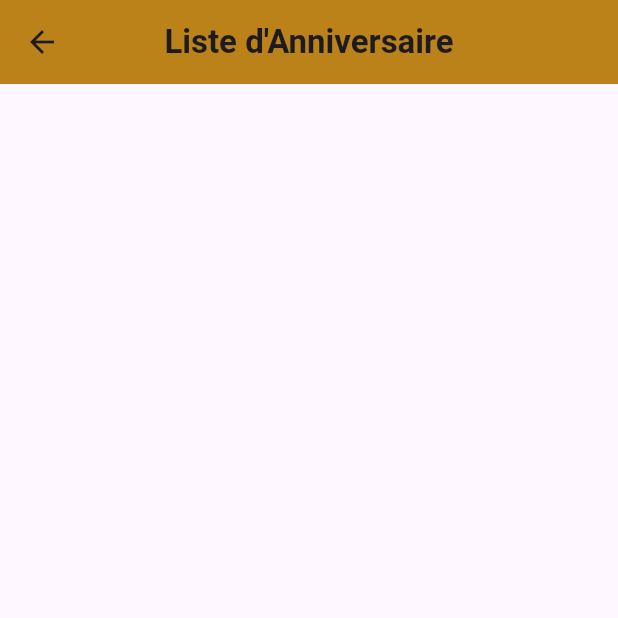
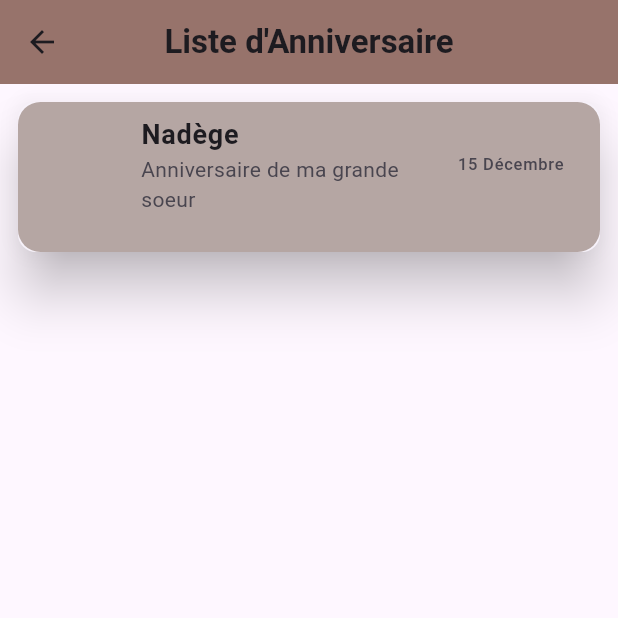
Before and after one commit to Yatandou-Eveline-Traore/Agenda-d-anniversaire, a Flutter app: the Home screen opened directly, on a phone screen of 412 x 824 dp, the top half of it. Run offline on Flutter 3.47's test engine with Material 3 defaults, Android fonts, the phone set to English and light mode, and no system bars.

Commit message:
Amélioration de la page welcome et home

```diff
--- a/lib/home.dart
+++ b/lib/home.dart
@@ -1,4 +1,6 @@
 import 'package:flutter/material.dart';
+import 'package:projet/models/anniversaire.dart';
+import 'package:projet/widgets/anniversaire_widget.dart';
 
 class Home extends StatefulWidget {
   const Home({super.key});
@@ -8,14 +10,24 @@ class Home extends StatefulWidget {
 }
 
 class _HomeState extends State<Home> {
+  List<Anniversaire> datas = [
+    Anniversaire("Nadège", "15 Décembre", "Anniversaire de ma grande soeur")
+  ];
   @override
   Widget build(BuildContext context) {
     return Scaffold(
-      appBar: AppBar(title: Text("Liste d'Anniversaire",
+      appBar: AppBar(
+        title: const Text("Liste d'Anniversaire",
       style: TextStyle(fontWeight: FontWeight.bold),),
       centerTitle: true,
       elevation: 12,
-      backgroundColor: const Color.fromARGB(255, 201, 138, 3),
+      backgroundColor: const Color(0XFF9F7962),
+      ),
+      body: ListView.builder(
+        itemCount: datas.length,
+        itemBuilder: (context, int index) {
+          return AnniversaireWidget(anniversaire: datas[index]);
+        },
       ),
     );
   }
--- /dev/null
+++ b/lib/models/anniversaire.dart
@@ -0,0 +1,6 @@
+class Anniversaire {
+  final String nom;
+  final String date;
+  final String description;
+  Anniversaire(this.nom, this.date, this.description);
+}
--- a/lib/widgets/anniversaire_widget.dart
+++ b/lib/widgets/anniversaire_widget.dart
@@ -0,0 +1,44 @@
+//import 'package:flutter/foundation.dart';
+import 'package:flutter/material.dart';
+import 'package:projet/models/anniversaire.dart';
+//import 'package:projet/widgets/anniversaire_details.dart';
+
+class AnniversaireWidget extends StatelessWidget {
+  final Anniversaire anniversaire;
+  const AnniversaireWidget({super.key, required this.anniversaire});
+
+  @override
+  Widget build(BuildContext context) {
+    return InkWell(
+      child: Padding(
+        padding: const EdgeInsets.all(8.0),
+        child: Card(
+          elevation: 15,
+          child: Container(
+            height: 100,
+            width: double.infinity,
+             decoration: BoxDecoration(
+                  borderRadius: BorderRadius.circular(15),
+                  color: Color(0XFFB5A6A3) ,
+                ),
+                child: ListTile(
+                  leading: Container(
+                    height: 50,
+                    width: 50,
+                     decoration: BoxDecoration(
+                      borderRadius: BorderRadius.circular(10),
+                  ),
+                ),
+                title: Text(anniversaire.nom,
+                style: const TextStyle(
+                  fontSize: 18,
+                  fontWeight: FontWeight.bold
+                ),),
+                subtitle: Text(anniversaire.description),
+                trailing: Text(anniversaire.date),
+          ),
+        ),
+      ),
+    ));
+  }
+}
--- a/pubspec.yaml
+++ b/pubspec.yaml
@@ -59,8 +59,8 @@ flutter:
   uses-material-design: true
 
   # To add assets to your application, add an assets section, like this:
-assets:
-   - images/
+  assets:
+    - images/
   #   - images/a_dot_ham.jpeg
 
   # An image asset can refer to one or more resolution-specific "variants", see
```
Also changed, not shown: lib/login.dart (deleted, +0 -49 lines), lib/welcome.dart (+52 -39 lines), lib/widgets/anniversaire_details.dart (+20 -2 lines), images/81RwT6UZ3wL._UF1000,1000_QL80_.jpg (deleted), images/fond.jpg (added).
